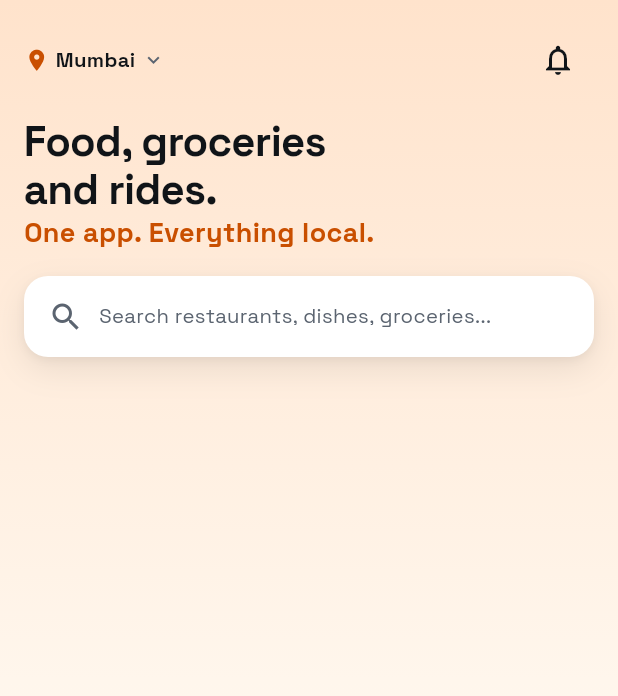
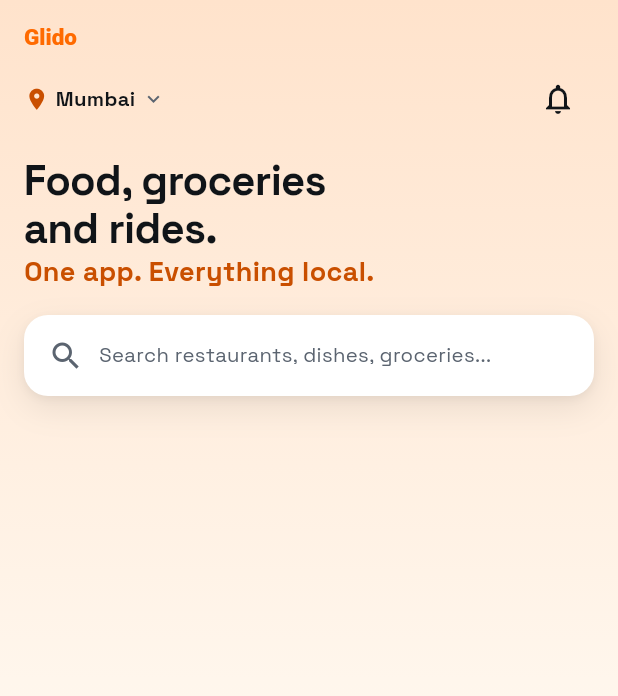
Before and after one commit to thakursaahil99/Glido, a Flutter app: the _Hero widget shown alone on an empty page, opened directly with empty values, on a phone screen of 412 x 824 dp. Shown: the top 696 px of the screen. Run offline on Flutter 3.47's test engine with Material 3 defaults, Android fonts, the phone set to English and light mode, and no system bars; our stand-ins replace dio, flutter_map, geolocator, google_fonts, latlong2, shared_preferences and 1 more; accounts and stored records are empty; network calls fail.

Commit message:
Fix download banner colors, add favicon, brand mark on mobile home
- Download banner: flipped from a dark section with white text to a
  light gradient with dark text, per feedback — the dark background
  itself wasn't wanted, only bold/dark text was.
- Added a proper Glido-branded favicon (icon.svg, orange rounded
  square with a white "G") — the site previously only had the default
  Next.js favicon.ico.
- Mobile (customer app): added a small "Glido" wordmark at the very
  top of the Home tab, above the location row — Blinkit-style small
  brand mark that was previously only shown on the login screen and,
  as of the last fix, the Grocery tab's app bar.

Co-Authored-By: Claude Sonnet 5 <noreply@anthropic.com>

```diff
--- a/apps/mobile/lib/screens/home/home_screen.dart
+++ b/apps/mobile/lib/screens/home/home_screen.dart
@@ -295,6 +295,15 @@ class _Hero extends StatelessWidget {
       child: Column(
         crossAxisAlignment: CrossAxisAlignment.start,
         children: [
+          RichText(
+            text: TextSpan(
+              style: const TextStyle(fontSize: 15, fontWeight: FontWeight.w800),
+              children: [
+                TextSpan(text: 'Glido', style: TextStyle(color: GlidoColors.primary)),
+              ],
+            ),
+          ),
+          const SizedBox(height: 8),
           Row(
             children: [
               Icon(Icons.location_on, size: 17, color: GlidoColors.primaryDark),
```
Also changed, not shown: 2 other files.
